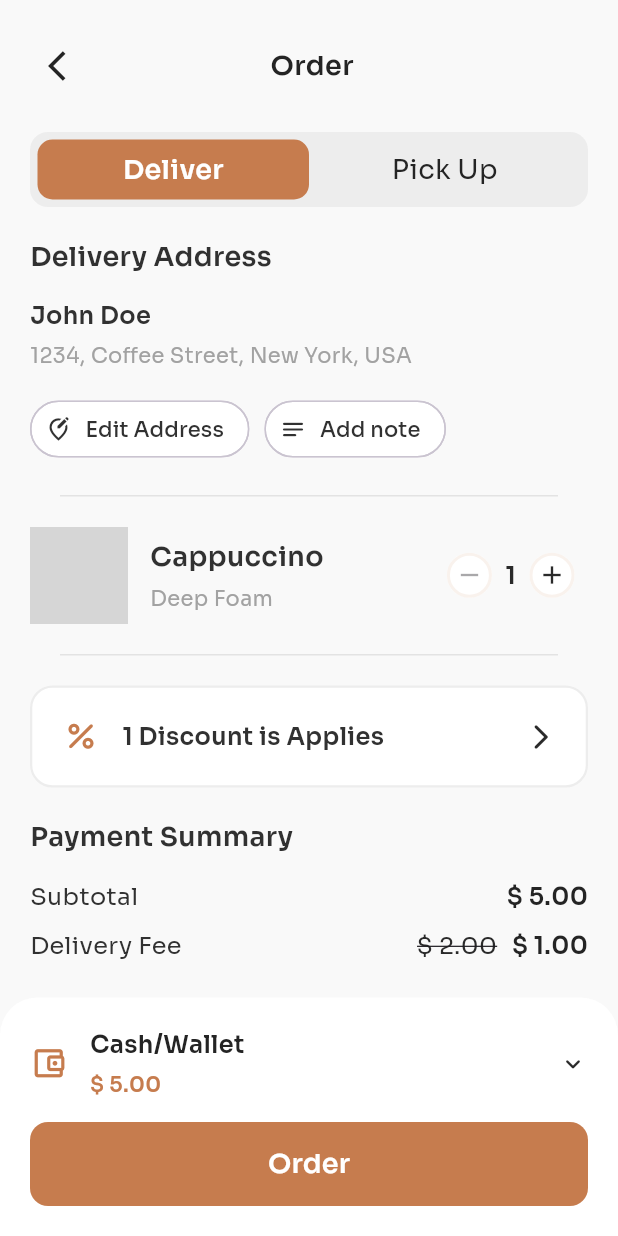
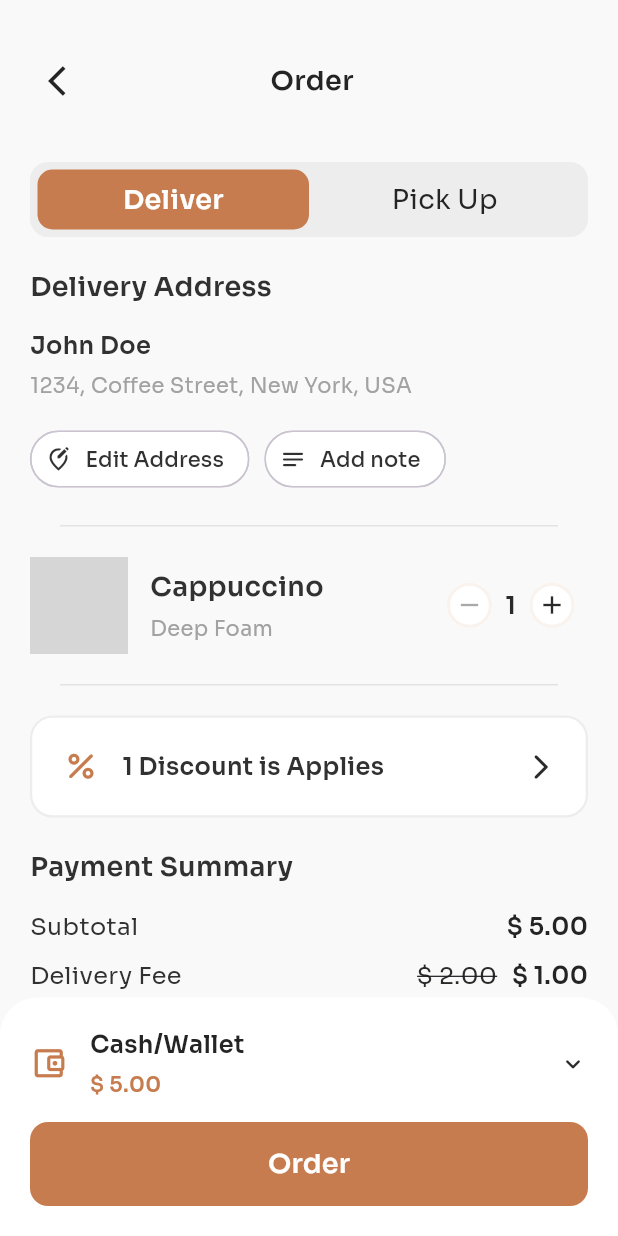
Before and after one commit to Reh4m/flutter-coffee-shop-app, a Flutter app: the OrderScreen screen opened directly, on a phone screen of 412 x 824 dp. Run offline on Flutter 3.47's test engine with Material 3 defaults, Android fonts, the phone set to English and light mode, and no system bars; our stand-ins replace google_fonts, readmore; missing offline and left inert: expandable_bottom_sheet; statements that could not run were skipped; grey boxes are pictures that could not be loaded.

Commit message:
Style: Add vertical space to TopBarWidget in Order and Product scrrens

```diff
--- a/lib/src/screens/order/index.dart
+++ b/lib/src/screens/order/index.dart
@@ -28,9 +28,9 @@ class OrderScreen extends StatelessWidget {
                   mainAxisAlignment: MainAxisAlignment.start,
                   crossAxisAlignment: CrossAxisAlignment.start,
                   children: <Widget>[
-                    SizedBox(height: 20),
+                    SizedBox(height: 30),
                     TopBarWidget(title: 'Order'),
-                    SizedBox(height: 20),
+                    SizedBox(height: 30),
                     DeliveryMethodSwitchWidget(),
                     SizedBox(height: 20),
                     DeliveryAddressWidget(),
--- a/lib/src/screens/product/index.dart
+++ b/lib/src/screens/product/index.dart
@@ -26,12 +26,12 @@ class ProductDetailScreen extends StatelessWidget {
                 padding: EdgeInsets.symmetric(horizontal: 20),
                 child: Column(
                   children: <Widget>[
-                    SizedBox(height: 20),
+                    SizedBox(height: 30),
                     TopBarWidget(
                       title: 'Detail',
                       rightIcon: Icons.favorite_border_rounded,
                     ),
-                    SizedBox(height: 20),
+                    SizedBox(height: 30),
                     ProductImageWidget(),
                     SizedBox(height: 20),
                     ProductOverviewWidget(),
```
